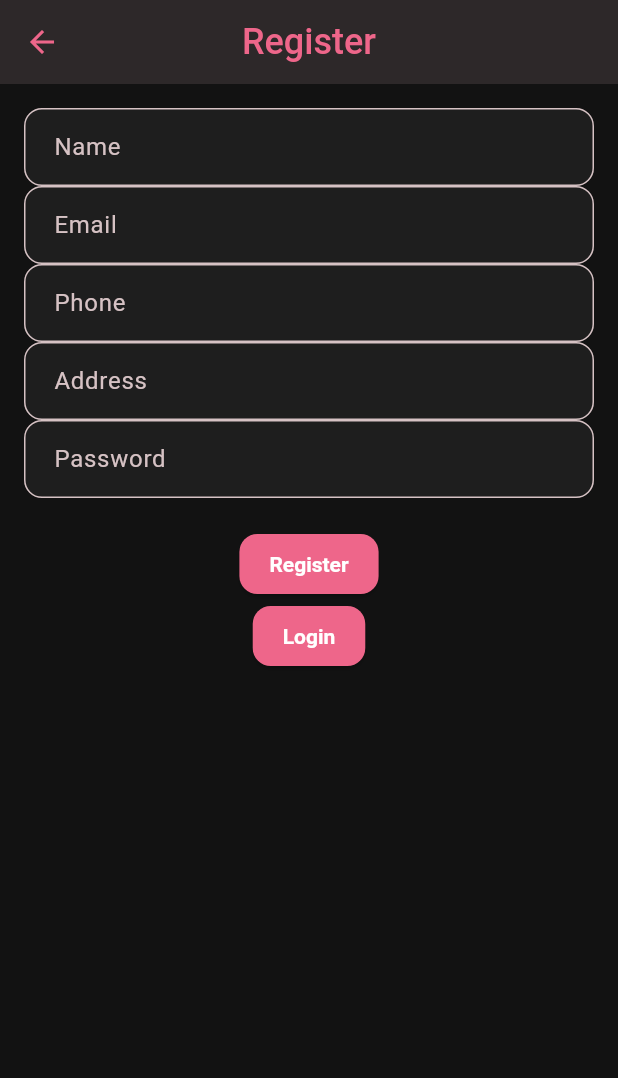
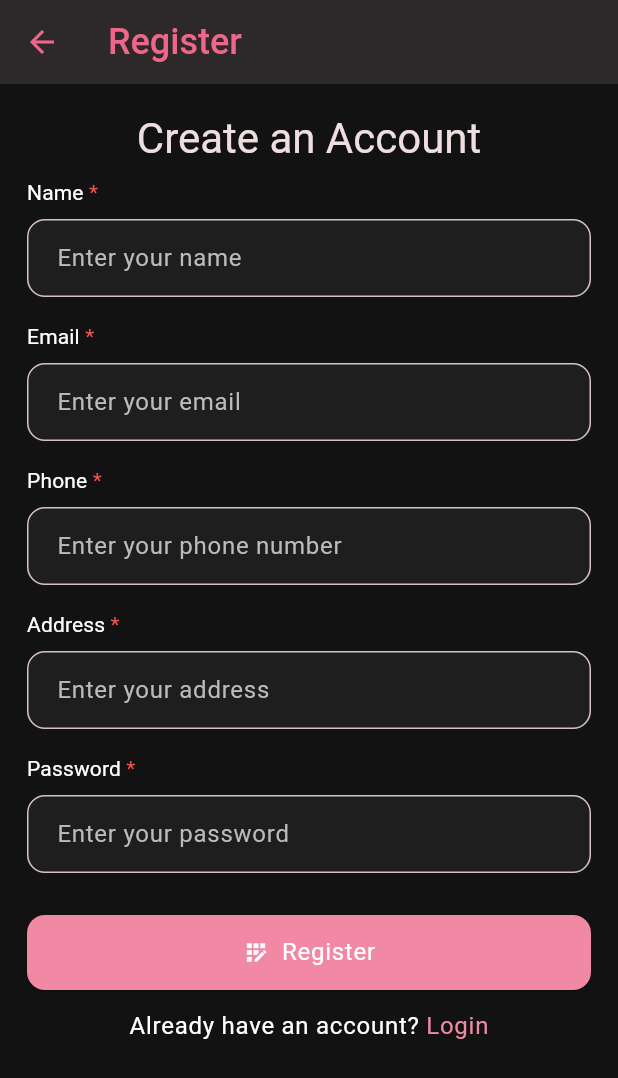
Before and after one commit to MonicaSaeed/cakes_store_frontend, a Flutter app: the RegisterScreen screen opened directly, on a phone screen of 412 x 824 dp. Shown: the top 1078 px of the screen. Run offline on Flutter 3.47's test engine with Material 3 defaults, Android fonts, the phone set to English and light mode, and no system bars; our stand-ins replace bloc, equatable, firebase_auth, firebase_core, flutter_bloc, shared_preferences and 1 more; accounts and stored records are empty; Roboto replaces fonts that are missing (Pacifico, Poppins).

Commit message:
update registration design

```diff
--- /dev/null
+++ b/lib/core/components/custom_elevated_button.dart
@@ -0,0 +1,32 @@
+import 'package:flutter/material.dart';
+
+class CustomElevatedButton extends StatelessWidget {
+  CustomElevatedButton({
+    super.key,
+    required this.textdata,
+    required this.onPressed,
+    this.color,
+    this.width,
+    required this.icon,
+  });
+
+  String textdata;
+  VoidCallback onPressed;
+  Color? color;
+  int? width;
+  Icon icon;
+
+  @override
+  Widget build(BuildContext context) {
+    return SizedBox(
+      width: double.infinity,
+      height: 50,
+      child: ElevatedButton.icon(
+        icon: icon,
+        style: ElevatedButton.styleFrom(backgroundColor: color),
+        onPressed: onPressed,
+        label: Text(textdata, style: Theme.of(context).textTheme.bodyLarge),
+      ),
+    );
+  }
+}
--- /dev/null
+++ b/lib/core/components/custom_text_field.dart
@@ -0,0 +1,80 @@
+import 'package:cakes_store_frontend/core/extensions/extensions.dart';
+import 'package:flutter/material.dart';
+
+import '../theme/theme_colors.dart';
+
+class CustomTextField extends StatelessWidget {
+  const CustomTextField({
+    super.key,
+    required this.title,
+    this.hintText,
+    required this.controller,
+    this.obscureText = false,
+  });
+
+  final String title;
+  final String? hintText;
+  final TextEditingController controller;
+  final bool obscureText;
+
+  @override
+  Widget build(BuildContext context) {
+    return Padding(
+      padding: const EdgeInsets.symmetric(vertical: 8),
+      child: Column(
+        crossAxisAlignment: CrossAxisAlignment.start,
+        children: [
+          Text.rich(
+            TextSpan(
+              children: [
+                TextSpan(
+                  text: title.replaceAll('*', ''),
+                  style: Theme.of(context).textTheme.labelLarge,
+                ),
+                if (title.contains('*'))
+                  TextSpan(
+                    text: ' *',
+                    style: Theme.of(context).textTheme.labelLarge?.copyWith(
+                      color: LightThemeColors.error,
+                    ),
+                  ),
+              ],
+            ),
+          ),
+
+          const SizedBox(height: 8),
+          TextFormField(
+            controller: controller,
+            obscureText: obscureText,
+            validator: (value) {
+              final trimmed = value?.trim() ?? '';
+              switch (title.toLowerCase()) {
+                case 'name':
+                  return trimmed.isValidName
+                      ? null
+                      : 'Enter a valid name (letters and underscores)';
+                case 'email':
+                  return trimmed.isValidEmail ? null : 'Enter a valid email';
+                case 'phone':
+                  return trimmed.isValidPhoneNumber
+                      ? null
+                      : 'Enter a valid Egyptian phone number';
+                case 'address':
+                  return trimmed.isValidAddress
+                      ? null
+                      : 'Enter a valid address (5–100 chars)';
+                case 'password':
+                  return trimmed.isValidPassword
+                      ? null
+                      : 'Password must include upper, lower, number, special char and 8+ chars';
+                default:
+                  return trimmed.isEmpty ? 'This field is required' : null;
+              }
+            },
+            decoration: InputDecoration(hintText: hintText),
+          ),
+        ],
+      ),
+    );
+  }
+}
--- a/lib/core/services/toast_helper.dart
+++ b/lib/core/services/toast_helper.dart
@@ -69,8 +69,8 @@ class ToastHelper {
         return {
           'type': ToastificationType.error,
           'title': 'Error',
-          'color': Colors.red,
-          'icon': const Icon(Icons.error, color: Colors.red),
+          'color': Color(0xFFFF5252),
+          'icon': const Icon(Icons.error, color: Color(0xFFFF5252)),
         };
       case ToastType.warning:
         return {
--- a/lib/core/theme/dark_theme.dart
+++ b/lib/core/theme/dark_theme.dart
@@ -13,7 +13,6 @@ ThemeData darkTheme = ThemeData(
     brightness: Brightness.dark,
   ),
   appBarTheme: const AppBarTheme(
-    centerTitle: true,
     backgroundColor: DarkThemeColors.surface,
     foregroundColor: DarkThemeColors.primary,
     elevation: 2,
@@ -43,8 +42,8 @@ ThemeData darkTheme = ThemeData(
     labelLarge: TextStyle(
       fontFamily: 'Poppins',
       fontSize: 14,
-      color: DarkThemeColors.primary,
-      fontWeight: FontWeight.w600,
+      color: DarkThemeColors.textDark,
+      fontWeight: FontWeight.w400,
     ),
   ),
   elevatedButtonTheme: ElevatedButtonThemeData(
--- a/lib/core/theme/light_theme.dart
+++ b/lib/core/theme/light_theme.dart
@@ -1,7 +1,7 @@
 import 'package:cakes_store_frontend/core/theme/theme_colors.dart';
 import 'package:flutter/material.dart';
 
-   ThemeData  lightTheme= ThemeData(
+ThemeData lightTheme = ThemeData(
   scaffoldBackgroundColor: const Color.fromARGB(255, 251, 248, 248),
   colorScheme: ColorScheme.fromSeed(
     seedColor: LightThemeColors.primary,
@@ -12,7 +12,6 @@ import 'package:flutter/material.dart';
     brightness: Brightness.light,
   ),
   appBarTheme: const AppBarTheme(
-        centerTitle: true,
     backgroundColor: LightThemeColors.white,
     foregroundColor: LightThemeColors.primary,
     elevation: 3,
@@ -42,8 +41,8 @@ import 'package:flutter/material.dart';
     labelLarge: TextStyle(
       fontFamily: 'Poppins',
       fontSize: 14,
-          color: LightThemeColors.primary,
-          fontWeight: FontWeight.w600,
+      color: LightThemeColors.textDark,
+      fontWeight: FontWeight.w400,
     ),
   ),
   elevatedButtonTheme: ElevatedButtonThemeData(
@@ -51,9 +50,7 @@ import 'package:flutter/material.dart';
       backgroundColor: LightThemeColors.primary,
       foregroundColor: Colors.white,
       padding: const EdgeInsets.symmetric(vertical: 12, horizontal: 20),
-          shape: RoundedRectangleBorder(
-            borderRadius: BorderRadius.circular(12),
-          ),
+      shape: RoundedRectangleBorder(borderRadius: BorderRadius.circular(12)),
       textStyle: const TextStyle(
         fontFamily: 'Poppins',
         fontSize: 14,
@@ -64,10 +61,7 @@ import 'package:flutter/material.dart';
   inputDecorationTheme: InputDecorationTheme(
     filled: true,
     fillColor: Colors.white,
-        contentPadding: const EdgeInsets.symmetric(
-          horizontal: 16,
-          vertical: 14,
-        ),
+    contentPadding: const EdgeInsets.symmetric(horizontal: 16, vertical: 14),
     border: OutlineInputBorder(
       borderRadius: BorderRadius.circular(12),
       borderSide: BorderSide(
@@ -103,9 +97,7 @@ import 'package:flutter/material.dart';
     style: OutlinedButton.styleFrom(
       foregroundColor: LightThemeColors.primary,
       side: const BorderSide(color: LightThemeColors.primary),
-          shape: RoundedRectangleBorder(
-            borderRadius: BorderRadius.circular(12),
-          ),
+      shape: RoundedRectangleBorder(borderRadius: BorderRadius.circular(12)),
       textStyle: const TextStyle(
         fontFamily: 'Poppins',
         fontSize: 14,
@@ -141,5 +133,4 @@ import 'package:flutter/material.dart';
     elevation: 4,
     margin: const EdgeInsets.symmetric(horizontal: 16, vertical: 8),
   ),
-
 );
--- a/lib/core/theme/theme_colors.dart
+++ b/lib/core/theme/theme_colors.dart
@@ -13,6 +13,7 @@ class LightThemeColors {
   static const Color textLight = Color(0xFF888888);
   static const Color white = Colors.white;
   static const Color black = Colors.black;
+  static const Color error = Color(0xFFFF5252);
 }
 
 class DarkThemeColors {
--- a/lib/features/auth/business/auth_cubit.dart
+++ b/lib/features/auth/business/auth_cubit.dart
@@ -28,12 +28,13 @@ class AuthCubit extends Cubit<AuthState> {
     emit(AuthLoading());
     try {
       await _repository.registerUser(user);
+      final currentUser = await _repository.getCurrentUser();
 
-      final currentUser = await _repository.getCurrentUser();
       if (currentUser != null) {
+        emit(AuthRegistrationSuccess(currentUser));
         await _repository.sendVerificationEmail(currentUser);
         emit(
-          AuthEmailNotVerified(
+          AuthVerificationEmailSent(
             'Registration successful. Please verify your email before logging in.',
           ),
         );
--- a/lib/features/auth/business/auth_state.dart
+++ b/lib/features/auth/business/auth_state.dart
@@ -8,6 +8,16 @@ abstract class AuthState extends Equatable {
 class AuthInitial extends AuthState {}
 
 class AuthLoading extends AuthState {}
+
+class AuthRegistrationSuccess extends AuthState {
+  final User user;
+  AuthRegistrationSuccess(this.user);
+}
+
+class AuthVerificationEmailSent extends AuthState {
+  final String message;
+  AuthVerificationEmailSent(this.message);
+}
 
 class AuthSuccess extends AuthState {
   final User user;
--- a/lib/features/auth/presentation/screen/register_screen.dart
+++ b/lib/features/auth/presentation/screen/register_screen.dart
@@ -2,7 +2,10 @@ import 'package:cakes_store_frontend/features/auth/presentation/screen/login_scr
 import 'package:flutter/material.dart';
 import 'package:flutter_bloc/flutter_bloc.dart';
 
+import '../../../../core/components/custom_elevated_button.dart';
+import '../../../../core/components/custom_text_field.dart';
 import '../../../../core/services/toast_helper.dart';
+import '../../../../core/theme/theme_colors.dart';
 import '../../business/auth_cubit.dart';
 import '../../data/model/user_firebase_model.dart';
 
@@ -11,6 +14,7 @@ class RegisterScreen extends StatelessWidget {
 
   @override
   Widget build(BuildContext context) {
+    final GlobalKey<FormState> formKey = GlobalKey<FormState>();
     final nameController = TextEditingController();
     final emailController = TextEditingController();
     final phoneController = TextEditingController();
@@ -21,55 +25,80 @@ class RegisterScreen extends StatelessWidget {
       appBar: AppBar(title: const Text('Register')),
       body: BlocConsumer<AuthCubit, AuthState>(
         listener: (context, state) {
-          if (state is AuthLoading) {
-            // Optionally show loading
-          } else if (state is AuthFailure) {
+          if (state is AuthFailure) {
             ToastHelper.showToast(
               context: context,
               message: state.message,
               toastType: ToastType.error,
             );
-          } else if (state is AuthEmailNotVerified) {
+          } else if (state is AuthVerificationEmailSent) {
+            Navigator.pop(context);
             ToastHelper.showToast(
               context: context,
               message: state.message,
-              toastType: ToastType.success,
+              toastType: ToastType.warning,
             );
-            Navigator.pop(context); // Navigate to Sign-In screen
           }
         },
         builder: (context, state) {
-          return Padding(
-            padding: const EdgeInsets.all(16),
-            child: SingleChildScrollView(
+          return SingleChildScrollView(
+            padding: const EdgeInsets.all(18),
+            child: Form(
+              key: formKey,
               child: Column(
                 children: [
-                  TextField(
+                  Text(
+                    'Create an Account',
+                    style: Theme.of(context).textTheme.headlineMedium,
+                  ),
+                  CustomTextField(
+                    title: 'Name*',
+                    hintText: 'Enter your name',
                     controller: nameController,
-                    decoration: const InputDecoration(labelText: 'Name'),
                   ),
-                  TextField(
+                  CustomTextField(
+                    title: 'Email*',
+                    hintText: 'Enter your email',
                     controller: emailController,
-                    decoration: const InputDecoration(labelText: 'Email'),
                   ),
-                  TextField(
+                  CustomTextField(
+                    title: 'Phone*',
+                    hintText: 'Enter your phone number',
                     controller: phoneController,
-                    decoration: const InputDecoration(labelText: 'Phone'),
                   ),
-                  TextField(
+                  CustomTextField(
+                    title: 'Address*',
+                    hintText: 'Enter your address',
                     controller: addressController,
-                    decoration: const InputDecoration(labelText: 'Address'),
                   ),
-                  TextField(
+                  CustomTextField(
+                    title: 'Password*',
+                    hintText: 'Enter your password',
                     controller: passwordController,
                     obscureText: true,
-                    decoration: const InputDecoration(labelText: 'Password'),
                   ),
                   const SizedBox(height: 20),
                   state is AuthLoading
                       ? const CircularProgressIndicator()
-                      : ElevatedButton(
+                      : CustomElevatedButton(
+                        textdata: 'Register',
+                        icon: const Icon(Icons.app_registration),
+                        color: LightThemeColors.primary,
                         onPressed: () {
+                          if (nameController.text.isEmpty ||
+                              emailController.text.isEmpty ||
+                              phoneController.text.isEmpty ||
+                              addressController.text.isEmpty ||
+                              passwordController.text.isEmpty) {
+                            ToastHelper.showToast(
+                              context: context,
+                              message: 'All fields are required',
+                              toastType: ToastType.error,
+                            );
+                            return;
+                          }
+
+                          if (formKey.currentState!.validate()) {
                             final user = UserFirebaseModel(
                               name: nameController.text.trim(),
                               email: emailController.text.trim(),
@@ -78,18 +107,31 @@ class RegisterScreen extends StatelessWidget {
                               password: passwordController.text.trim(),
                             );
                             context.read<AuthCubit>().registerUser(user);
+                          }
                         },
-                        child: const Text('Register'),
                       ),
 
-                  ElevatedButton(
+                  TextButton(
                     onPressed: () {
                       Navigator.pushReplacement(
                         context,
                         MaterialPageRoute(builder: (context) => LoginScreen()),
                       );
                     },
-                    child: const Text('Login'),
+                    child: Row(
+                      mainAxisAlignment: MainAxisAlignment.center,
+                      children: [
+                        Text(
+                          'Already have an account? ',
+                          style: Theme.of(context).textTheme.bodyLarge,
+                        ),
+                        Text(
+                          'Login',
+                          style: Theme.of(context).textTheme.bodyLarge
+                              ?.copyWith(color: LightThemeColors.primary),
+                        ),
+                      ],
+                    ),
                   ),
                 ],
               ),
```
Also changed, not shown: lib/core/components/custom_elvatedbutton.dart (deleted, +0 -37 lines), lib/core/components/custom_textfield.dart (deleted, +0 -39 lines), lib/core/extensions/extensions.dart (+16 -2 lines). Lines whose indentation alone changed are shown as unchanged.
